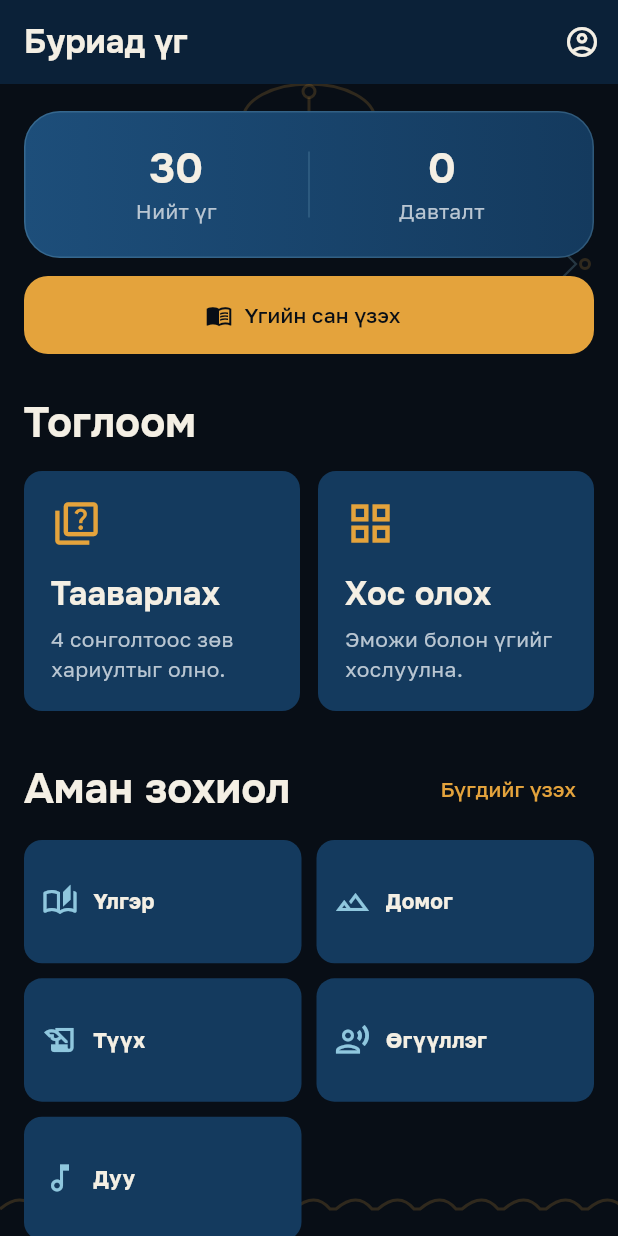
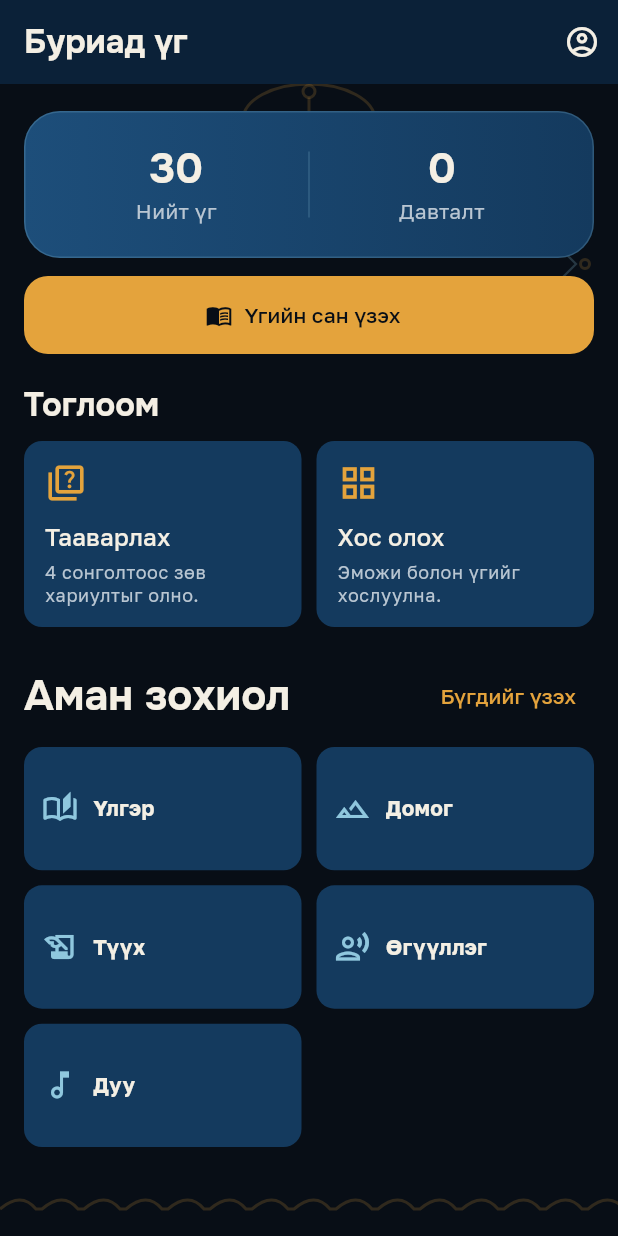
Before and after one commit to Shinebayr11/buriad-app, a Flutter app: the screen it shows after launch, after a tap on "Бүртгэлгүйгээр үзэх", on a phone screen of 412 x 824 dp. Run offline on Flutter 3.47's test engine with Material 3 defaults, Android fonts, the phone set to English and light mode, and no system bars; our stand-ins replace audioplayers, file_picker, share_plus, shared_preferences, supabase_flutter; accounts and stored records are empty.

Commit message:
Тоглоомын хэсгийг нягтруулах

```diff
--- a/lib/screens/home_screen.dart
+++ b/lib/screens/home_screen.dart
@@ -72,12 +72,9 @@ class HomeScreen extends StatelessWidget {
                   icon: const Icon(Icons.menu_book_outlined),
                   label: const Text('Үгийн сан үзэх'),
                 ),
-                const SizedBox(height: 28),
-                Text(
-                  'Тоглоом',
-                  style: Theme.of(context).textTheme.headlineMedium,
-                ),
-                const SizedBox(height: 14),
+                const SizedBox(height: 20),
+                Text('Тоглоом', style: Theme.of(context).textTheme.titleLarge),
+                const SizedBox(height: 10),
                 LayoutBuilder(
                   builder: (context, constraints) {
                     final narrow = constraints.maxWidth < 360;
@@ -115,7 +112,7 @@ class HomeScreen extends StatelessWidget {
                       return Column(
                         children: [
                           cards.first,
-                          const SizedBox(height: 12),
+                          const SizedBox(height: 10),
                           cards.last,
                         ],
                       );
@@ -124,13 +121,13 @@ class HomeScreen extends StatelessWidget {
                       crossAxisAlignment: CrossAxisAlignment.start,
                       children: [
                         Expanded(child: cards.first),
-                        const SizedBox(width: 12),
+                        const SizedBox(width: 10),
                         Expanded(child: cards.last),
                       ],
                     );
                   },
                 ),
-                const SizedBox(height: 28),
+                const SizedBox(height: 22),
                 Row(
                   children: [
                     Expanded(
@@ -282,17 +279,18 @@ class _FeatureCard extends StatelessWidget {
         onTap: onTap,
         borderRadius: BorderRadius.circular(12),
         child: Padding(
-          padding: const EdgeInsets.all(18),
+          padding: const EdgeInsets.all(14),
           child: Column(
             crossAxisAlignment: CrossAxisAlignment.start,
             children: [
-              Icon(icon, color: AppColors.shar, size: 34),
-              const SizedBox(height: 16),
-              Text(title, style: Theme.of(context).textTheme.titleLarge),
-              const SizedBox(height: 6),
+              Icon(icon, color: AppColors.shar, size: 28),
+              const SizedBox(height: 10),
+              Text(title, style: Theme.of(context).textTheme.titleMedium),
+              const SizedBox(height: 4),
               Text(
                 description,
-                style: const TextStyle(color: AppColors.sutDim),
+                style: Theme.of(context).textTheme.bodySmall
+                    ?.copyWith(color: AppColors.sutDim, height: 1.25),
               ),
             ],
           ),
```
